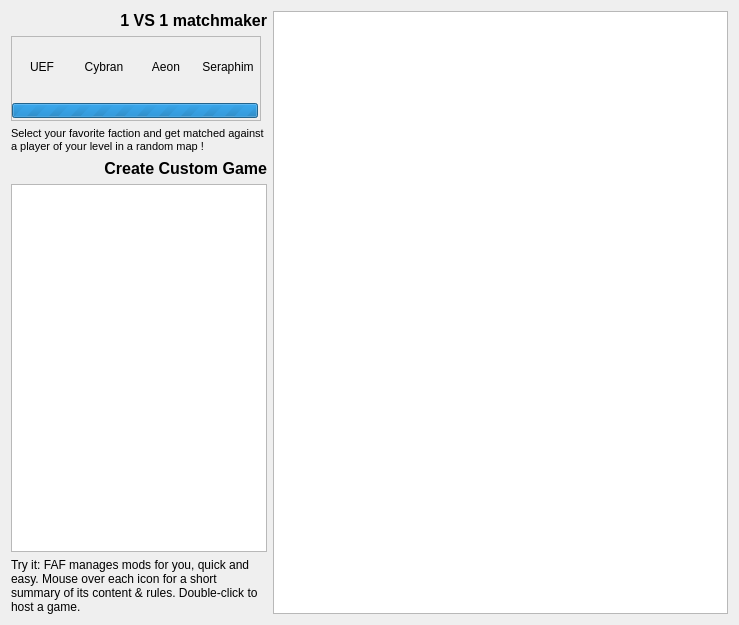
FAForever/client, file src/_res/games/games.ui: the form before one commit.
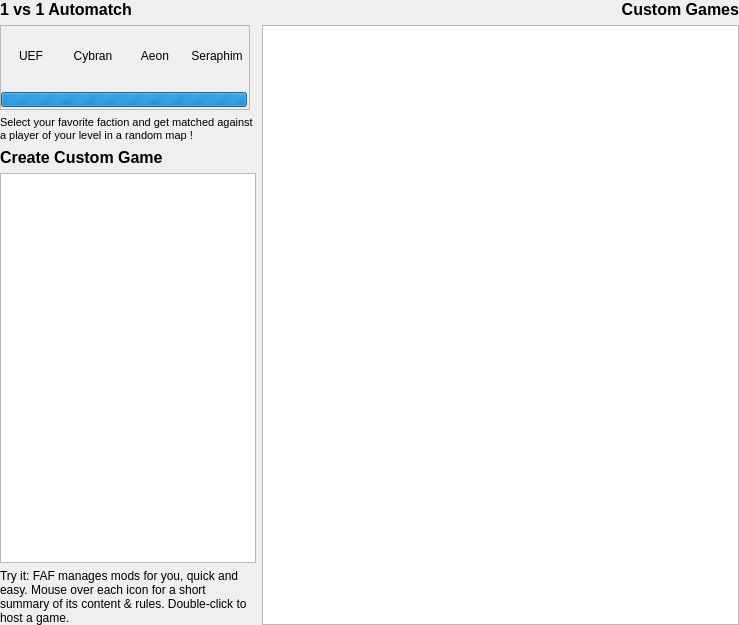
The form after the commit.

Commit message: Cleaned up games UI a bit.

Diff of the .ui file:
```diff
--- a/src/_res/games/games.ui
+++ b/src/_res/games/games.ui
@@ -19,8 +19,11 @@
   <property name="windowTitle">
    <string>Form</string>
   </property>
-  <layout class="QGridLayout" name="gridLayout">
-   <item row="0" column="0">
+  <layout class="QHBoxLayout" name="horizontalLayout">
+   <property name="margin">
+    <number>0</number>
+   </property>
+   <item>
     <widget class="QFrame" name="frame">
      <property name="sizePolicy">
       <sizepolicy hsizetype="Fixed" vsizetype="Expanding">
@@ -28,6 +31,9 @@
        <verstretch>0</verstretch>
       </sizepolicy>
      </property>
+     <property name="lineWidth">
+      <number>0</number>
+     </property>
      <layout class="QVBoxLayout" name="verticalLayout">
       <property name="margin">
        <number>0</number>
@@ -50,10 +56,7 @@
          </font>
         </property>
         <property name="text">
-         <string>1 VS 1 matchmaker</string>
-        </property>
-        <property name="alignment">
-         <set>Qt::AlignRight|Qt::AlignTrailing|Qt::AlignVCenter</set>
+         <string>1 vs 1 Automatch</string>
         </property>
        </widget>
       </item>
@@ -381,9 +384,6 @@
         <property name="text">
          <string>Create Custom Game</string>
         </property>
-        <property name="alignment">
-         <set>Qt::AlignRight|Qt::AlignTrailing|Qt::AlignVCenter</set>
-        </property>
        </widget>
       </item>
       <item>
@@ -448,11 +448,46 @@
      </layout>
     </widget>
    </item>
-   <item row="0" column="1">
+   <item>
+    <widget class="QFrame" name="listFrame">
+     <property name="frameShape">
+      <enum>QFrame::NoFrame</enum>
+     </property>
+     <property name="frameShadow">
+      <enum>QFrame::Raised</enum>
+     </property>
+     <property name="lineWidth">
+      <number>0</number>
+     </property>
     <layout class="QVBoxLayout" name="verticalLayout_2">
      <property name="margin">
       <number>0</number>
      </property>
+      <item>
+       <widget class="QLabel" name="labelJoinGame">
+        <property name="palette">
+         <palette>
+          <active/>
+          <inactive/>
+          <disabled/>
+         </palette>
+        </property>
+        <property name="font">
+         <font>
+          <family>Segoe UI</family>
+          <pointsize>12</pointsize>
+          <weight>75</weight>
+          <bold>true</bold>
+         </font>
+        </property>
+        <property name="text">
+         <string>Custom Games</string>
+        </property>
+        <property name="alignment">
+         <set>Qt::AlignRight|Qt::AlignTrailing|Qt::AlignVCenter</set>
+        </property>
+       </widget>
+      </item>
      <item>
       <widget class="QListWidget" name="gameList">
        <property name="focusPolicy">
@@ -497,6 +532,7 @@
       </widget>
      </item>
     </layout>
+    </widget>
    </item>
   </layout>
  </widget>
```
Lines whose indentation alone changed are shown as unchanged.
